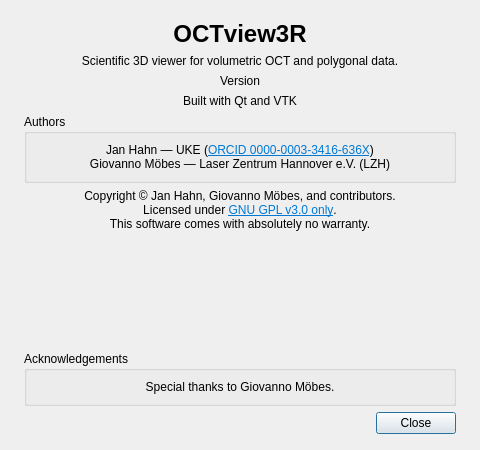
First picture: the form in OCTview3R/aboutdialog.ui, repository janlazer/UKE-OCTview3R, before the edit.
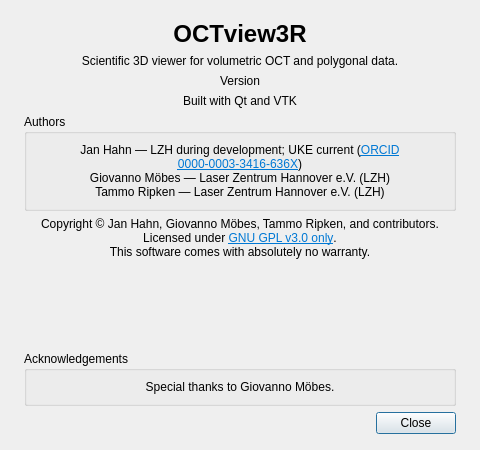
Second picture: the form after the edit.

```diff
--- a/OCTview3R/aboutdialog.ui
+++ b/OCTview3R/aboutdialog.ui
@@ -94,7 +94,7 @@
       <item>
        <widget class="QLabel" name="authorsLabel">
         <property name="text">
-         <string>&lt;html&gt;&lt;head/&gt;&lt;body&gt;&lt;p align=&quot;center&quot;&gt;Jan Hahn — UKE (&lt;a href=&quot;https://orcid.org/0000-0003-3416-636X&quot;&gt;&lt;span style=&quot; text-decoration: underline; color:#0078d4;&quot;&gt;ORCID 0000-0003-3416-636X&lt;/span&gt;&lt;/a&gt;)&lt;br/&gt;Giovanno Möbes — Laser Zentrum Hannover e.V. (LZH)&lt;/p&gt;&lt;/body&gt;&lt;/html&gt;</string>
+         <string>&lt;html&gt;&lt;head/&gt;&lt;body&gt;&lt;p align=&quot;center&quot;&gt;Jan Hahn — LZH during development; UKE current (&lt;a href=&quot;https://orcid.org/0000-0003-3416-636X&quot;&gt;&lt;span style=&quot; text-decoration: underline; color:#0078d4;&quot;&gt;ORCID 0000-0003-3416-636X&lt;/span&gt;&lt;/a&gt;)&lt;br/&gt;Giovanno Möbes — Laser Zentrum Hannover e.V. (LZH)&lt;br/&gt;Tammo Ripken — Laser Zentrum Hannover e.V. (LZH)&lt;/p&gt;&lt;/body&gt;&lt;/html&gt;</string>
         </property>
         <property name="openExternalLinks">
          <bool>true</bool>
@@ -113,7 +113,7 @@
    <item>
     <widget class="QLabel" name="licenseLabel">
      <property name="text">
-      <string>&lt;html&gt;&lt;head/&gt;&lt;body&gt;&lt;p align=&quot;center&quot;&gt;Copyright © Jan Hahn, Giovanno Möbes, and contributors.&lt;br/&gt;Licensed under &lt;a href=&quot;https://github.com/janlazer/UKE-OCTview3R/blob/main/LICENSE&quot;&gt;&lt;span style=&quot; text-decoration: underline; color:#0078d4;&quot;&gt;GNU GPL v3.0 only&lt;/span&gt;&lt;/a&gt;.&lt;br/&gt;This software comes with absolutely no warranty.&lt;/p&gt;&lt;/body&gt;&lt;/html&gt;</string>
+      <string>&lt;html&gt;&lt;head/&gt;&lt;body&gt;&lt;p align=&quot;center&quot;&gt;Copyright © Jan Hahn, Giovanno Möbes, Tammo Ripken, and contributors.&lt;br/&gt;Licensed under &lt;a href=&quot;https://github.com/janlazer/UKE-OCTview3R/blob/main/LICENSE&quot;&gt;&lt;span style=&quot; text-decoration: underline; color:#0078d4;&quot;&gt;GNU GPL v3.0 only&lt;/span&gt;&lt;/a&gt;.&lt;br/&gt;This software comes with absolutely no warranty.&lt;/p&gt;&lt;/body&gt;&lt;/html&gt;</string>
      </property>
      <property name="openExternalLinks">
       <bool>true</bool>
```
